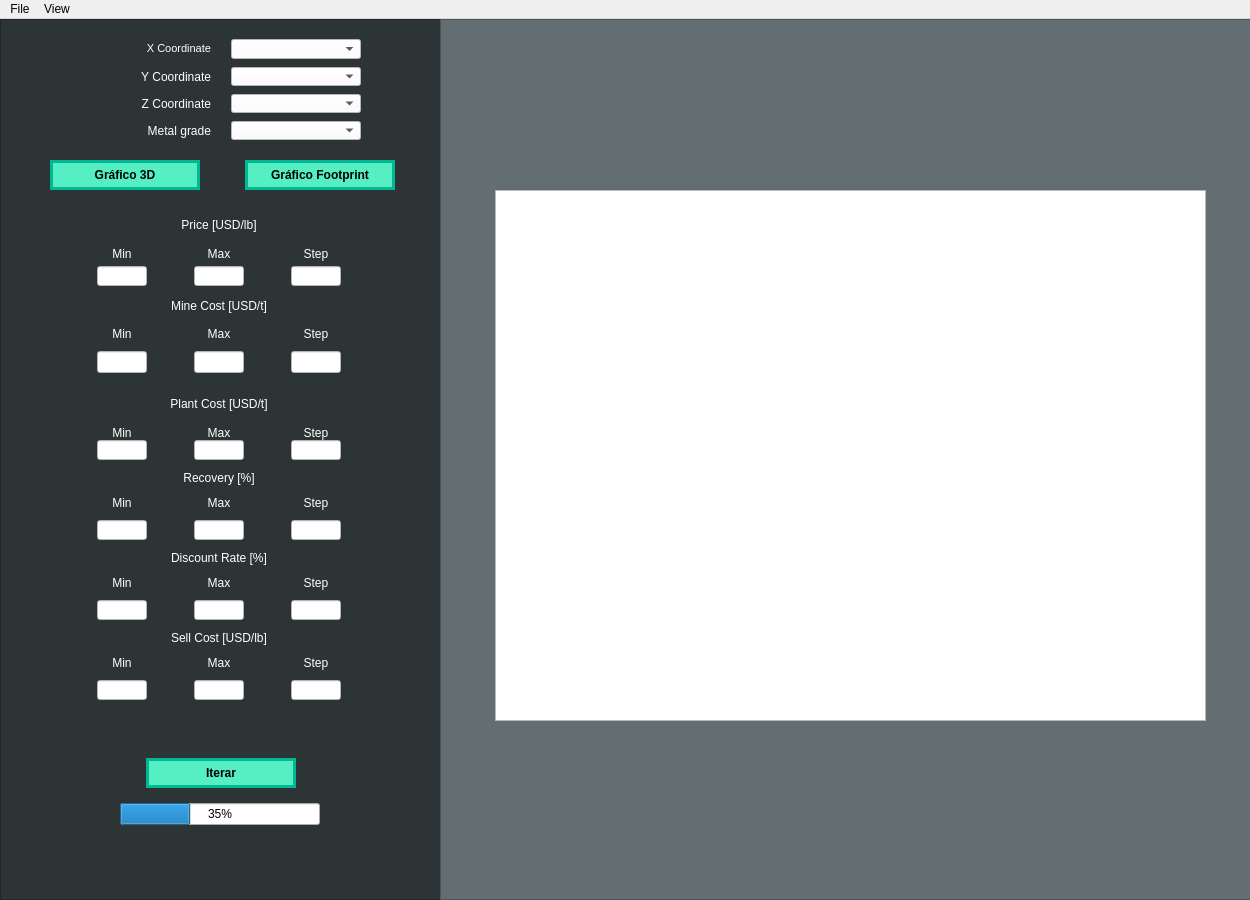
21croz/Certidumbre-QT, file ui/main_window.ui: the form before one commit.
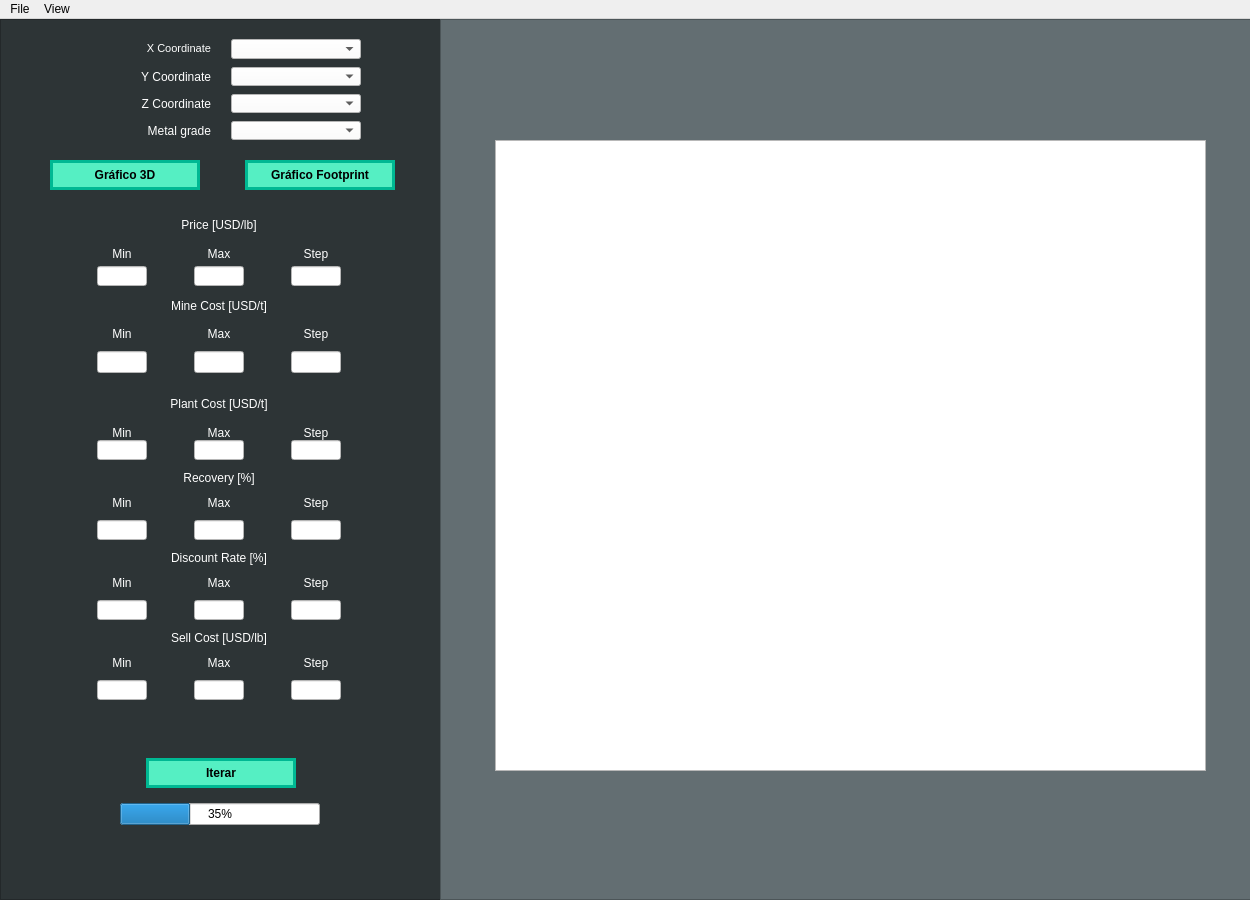
The form after the commit.

Patch:
```diff
--- a/ui/main_window.ui
+++ b/ui/main_window.ui
@@ -1351,9 +1351,9 @@
      <property name="geometry">
       <rect>
        <x>55</x>
-       <y>171</y>
+       <y>121</y>
        <width>711</width>
-       <height>531</height>
+       <height>631</height>
       </rect>
      </property>
     </widget>
```
